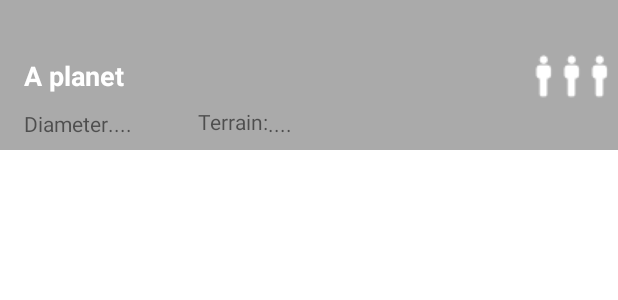
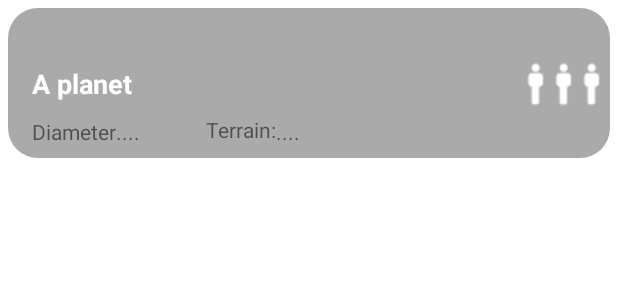
Before and after one commit to darken11/EpfcChucknorris, an Android app: the layout item_planet.xml on its own in the app's theme, with its tools: preview values and no code run, on a phone screen of 412 x 824 dp. Shown: the top 300 px of the screen. Run offline under Robolectric (Android 15) with nearby library versions, the phone set to English and light mode, and no system bars.

Commit message:
correction vue recycleView

```diff
--- a/SWExplorer/app/src/main/java/eu/epfc/swexplorer/Decoration.kt
+++ /dev/null
@@ -1,13 +0,0 @@
-package eu.epfc.swexplorer
-
-
-import android.graphics.Canvas
-import androidx.recyclerview.widget.RecyclerView
-
-class Decoration : RecyclerView.ItemDecoration(){
-
-
-    override fun onDraw(c: Canvas, parent: RecyclerView, state: RecyclerView.State) {
-        super.onDraw(c, parent, state)
-    }
-}
--- /dev/null
+++ b/SWExplorer/app/src/main/res/drawable/line_divider.xml
@@ -0,0 +1,7 @@
+<?xml version="1.0" encoding="utf-8"?>
+<shape xmlns:android="http://schemas.android.com/apk/res/android"
+    android:shape="rectangle">
+    <corners android:radius="20dp" />
+    <solid android:color="@android:color/darker_gray" />
+
+</shape>
--- a/SWExplorer/app/src/main/res/layout/item_planet.xml
+++ b/SWExplorer/app/src/main/res/layout/item_planet.xml
@@ -6,7 +6,9 @@
     android:layout_height="100dp"
     android:divider="@android:color/black"
     android:dividerHeight="8dp"
-    android:background="@android:color/darker_gray"
+    android:layout_margin="5dp"
+    android:background="@drawable/line_divider"
+
     android:orientation="vertical">
 
 
```
